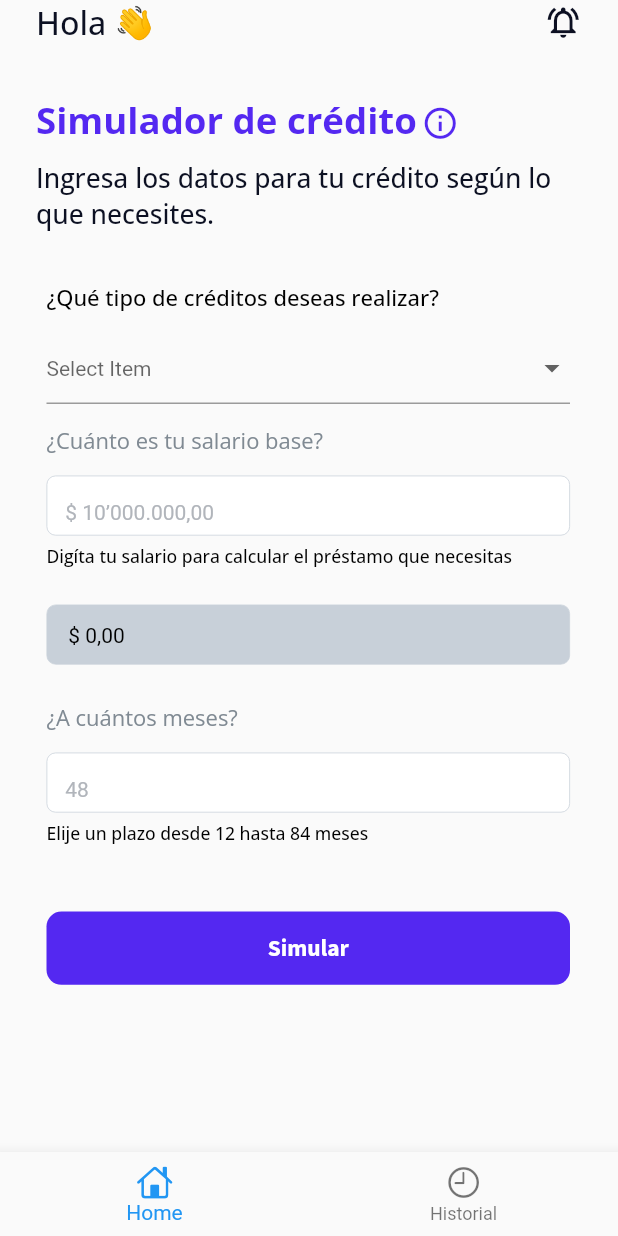
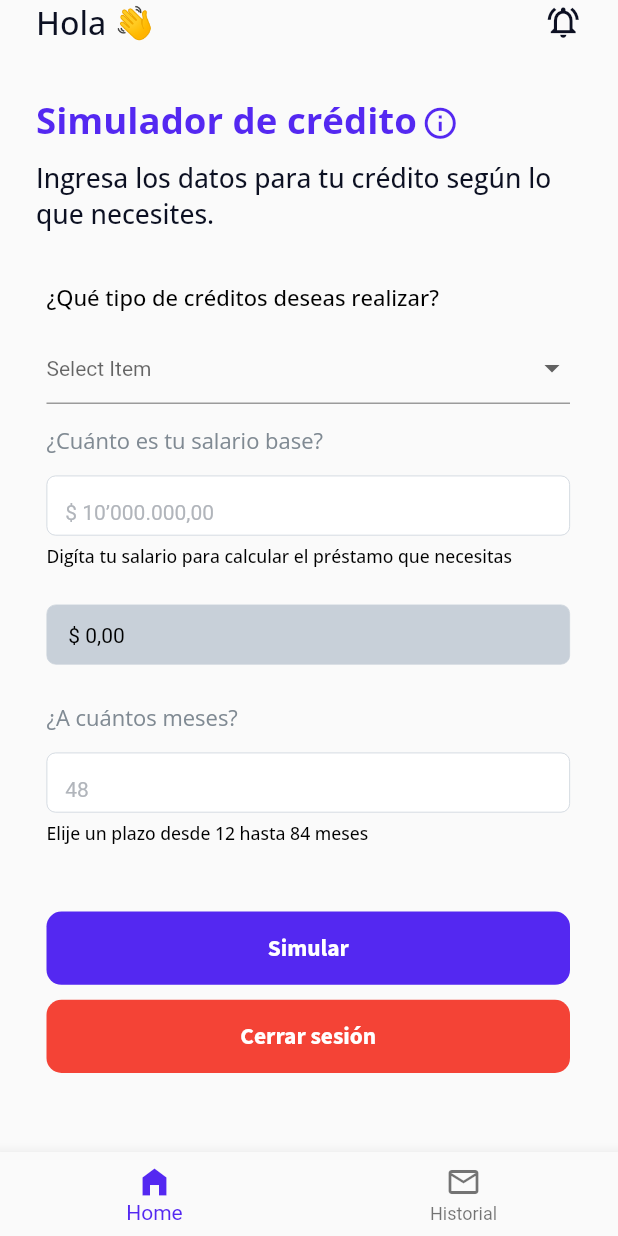
Before and after one commit to crisdur/banca_creditos, a Flutter app: the TabsScreen screen opened directly, on a phone screen of 412 x 824 dp. Run offline on Flutter 3.47's test engine with Material 2 defaults, Android fonts, the light colour scheme and no system bars; our stand-ins replace dropdown_button2, get, google_fonts, sqflite; accounts and stored records are empty; Roboto replaces fonts that are missing (Product Sans).

Commit message:
icons, color button and logout

```diff
--- a/lib/src/screen/home_screen.dart
+++ b/lib/src/screen/home_screen.dart
@@ -1,3 +1,4 @@
+import 'package:banca_creditos/src/screen/authentication_selection_screen.dart';
 import 'package:banca_creditos/src/utils/greet_with_name.dart';
 import 'package:banca_creditos/src/widgets/custom_button.dart';
 import 'package:banca_creditos/src/widgets/custom_field.dart';
@@ -330,6 +331,21 @@ class _HomeScreenState extends State<HomeScreen> {
                                   isSecondary: true,
                                   loading: loadingSimulation,
                                 ),
+                                SizedBox(
+                                  height: 10,
+                                ),
+                                CustomButton(
+                                  onPressed: () => {
+                                    Navigator.pushReplacement(
+                                        context,
+                                        MaterialPageRoute(
+                                            builder: (context) =>
+                                                AuthenticationSelectionScreen())),
+                                  },
+                                  text: 'Cerrar sesión',
+                                  buttonColor: Colors.red,
+                                  fontColor: Colors.white,
+                                )
                               ]),
                         )
                       ],
--- a/lib/src/screen/tabs_screen.dart
+++ b/lib/src/screen/tabs_screen.dart
@@ -41,13 +41,16 @@ class _TabsScreenState extends State<TabsScreen> {
             _currentIndex = index;
           });
         },
+        selectedItemColor: Color(0xFF5428F1),
         items: const <BottomNavigationBarItem>[
           BottomNavigationBarItem(
-            icon: Icon(CupertinoIcons.home),
+            icon: Icon(Icons.home_filled),
             label: 'Home',
           ),
           BottomNavigationBarItem(
-            icon: Icon(CupertinoIcons.time),
+            icon: Icon(
+              Icons.email_outlined,
+            ),
             label: 'Historial',
           ),
         ],
--- a/lib/src/widgets/custom_button.dart
+++ b/lib/src/widgets/custom_button.dart
@@ -14,7 +14,8 @@ class CustomButton extends StatelessWidget {
   final Widget? child;
   final double height;
   final double? fontSize;
-
+  final Color? buttonColor;
+  final Color? fontColor;
   const CustomButton({
     Key? key,
     this.text,
@@ -26,6 +27,8 @@ class CustomButton extends StatelessWidget {
     this.loading = false,
     this.height = 50.0,
     this.fontSize,
+    this.buttonColor,
+    this.fontColor,
   }) : super(key: key);
 
   @override
@@ -39,7 +42,8 @@ class CustomButton extends StatelessWidget {
           padding: EdgeInsets.symmetric(horizontal: 10, vertical: 12),
           alignment: Alignment.center,
           decoration: BoxDecoration(
-            color: isSecondary ? AppColors.secondary : AppColors.primary,
+            color: buttonColor ??
+                (isSecondary ? AppColors.secondary : AppColors.primary),
             borderRadius: BorderRadius.circular(10),
           ),
           child: loading == true
@@ -56,7 +60,8 @@ class CustomButton extends StatelessWidget {
                       textAlign: TextAlign.center,
                       style: GoogleFonts.sourceSansPro(
                         fontSize: responsiveFontSize(fontSize ?? 16, null),
-                        color: isSecondary ? Colors.white : Colors.black,
+                        color: fontColor ??
+                            (isSecondary ? Colors.white : Colors.black),
                         fontWeight: FontWeight.w700,
                       ),
                     ),
```
